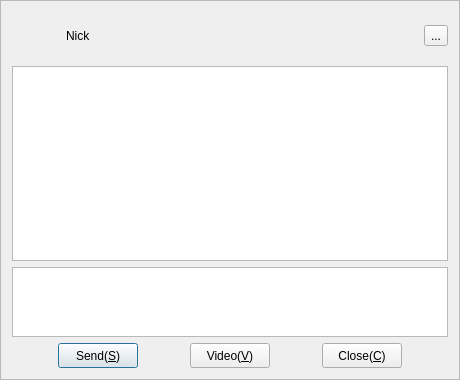
This is Widgets/FrmMessage/FrmMessage.ui in KangLin/RabbitIm as Qt 5 draws it before an edit. The edited form follows.
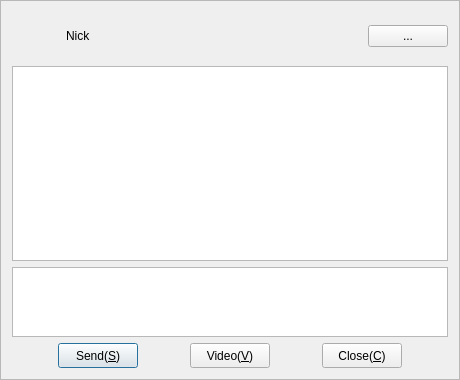
This is the edited form. Icons and pictures are not drawn.

Commit message: 修改按钮类型

Diff of the .ui file:
```diff
--- a/Widgets/FrmMessage/FrmMessage.ui
+++ b/Widgets/FrmMessage/FrmMessage.ui
@@ -71,7 +71,13 @@
       </widget>
      </item>
      <item>
-      <widget class="QToolButton" name="tbMore">
+      <widget class="QPushButton" name="tbMore">
+       <property name="sizePolicy">
+        <sizepolicy hsizetype="Fixed" vsizetype="Fixed">
+         <horstretch>0</horstretch>
+         <verstretch>0</verstretch>
+        </sizepolicy>
+       </property>
        <property name="text">
         <string>...</string>
        </property>
```
